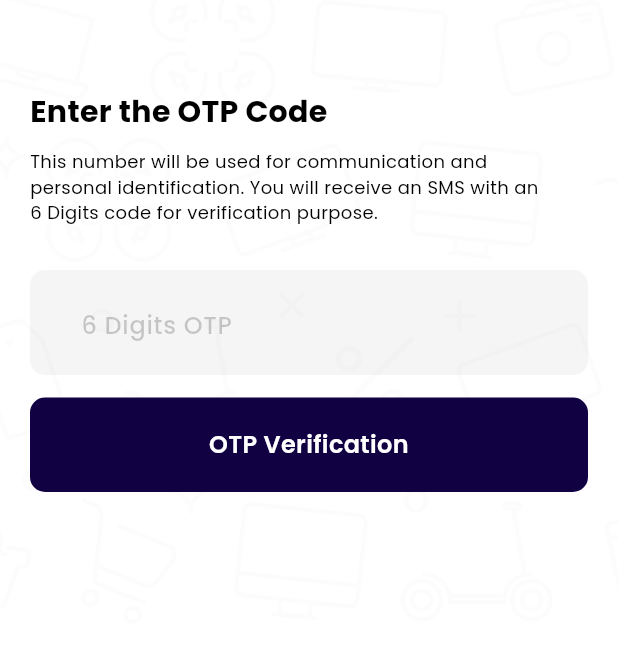
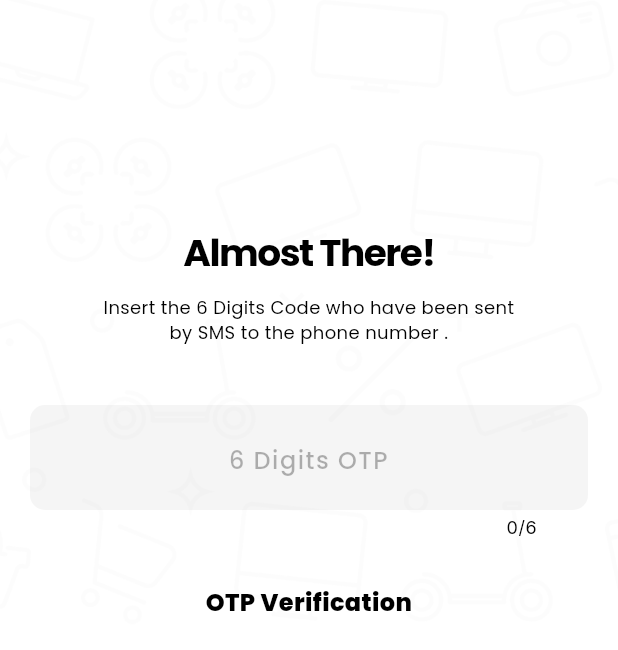
Before and after one commit to Airblack28/AirSale, a Flutter app: the OtpScreen screen opened directly with empty values, on a phone screen of 412 x 824 dp. Shown: the top 650 px of the screen. Run offline on Flutter 3.47's test engine with Material 3 defaults, Android fonts, the light colour scheme and no system bars; our stand-ins replace firebase_auth, firebase_core, google_fonts; accounts and stored records are empty; network calls fail.

Commit message:
Launch Icons and OTP Page Done

```diff
--- a/lib/loginscreen.dart
+++ b/lib/loginscreen.dart
@@ -31,13 +31,11 @@ class LoginScreen extends StatelessWidget {
                     'Ready To Start?',
                     style: GoogleFonts.poppins(fontSize: 25, fontWeight: FontWeight.w700, letterSpacing: -1),
                     textAlign: TextAlign.center,
-
                   ),
                 ),
                 Container(
                   width: width - 40,
                   margin: const EdgeInsetsDirectional.only(bottom: 40),
-                  // padding: const EdgeInsetsDirectional.only(end: 30),
                   child: Text(
                     'This number will be used for communication\nand personal identification. You will receive a\nSMS with 6 Digits Code for verification purpose.',
                     style: GoogleFonts.poppins(fontSize: 12),
@@ -97,7 +95,7 @@ class LoginScreen extends StatelessWidget {
                       codeSent: (String verificationId, int? resendToken) async {
                         // Navigate to the OTP Page for verification
                         Navigator.push(context,MaterialPageRoute(
-                          builder: (context) => OtpScreen(verificationId: verificationId),
+                          builder: (context) => OtpScreen(verificationId: verificationId, phoneNumber: "+91${phoneController.text.toString()}"),
                         ));
                       },
                       // forceResendingToken: 1,
--- a/lib/main.dart
+++ b/lib/main.dart
@@ -1,6 +1,7 @@
+import 'package:airsale/loginscreen.dart';
 import 'package:flutter/material.dart';
 import 'package:airsale/theme.dart';
-import 'package:airsale/loginscreen.dart';
+// import 'package:airsale/loginscreen.dart';
 import 'package:firebase_core/firebase_core.dart';
 import 'package:google_fonts/google_fonts.dart';
 
--- a/lib/otpscreen.dart
+++ b/lib/otpscreen.dart
@@ -1,5 +1,6 @@
 import 'dart:developer';
 
+import 'package:airsale/constants.dart';
 import 'package:airsale/loginscreen.dart';
 import 'package:flutter/material.dart';
 import 'package:google_fonts/google_fonts.dart';
@@ -7,7 +8,8 @@ import 'package:firebase_auth/firebase_auth.dart';
 
 class OtpScreen extends StatefulWidget {
   String verificationId;
-  OtpScreen({super.key, required this.verificationId});
+  String phoneNumber;
+  OtpScreen({super.key, required this.verificationId, required this.phoneNumber});
 
   @override
   State<OtpScreen> createState() => _OtpScreenState();
@@ -28,56 +30,63 @@ class _OtpScreenState extends State<OtpScreen> {
             child: Image.asset("assets/images/bg_screen.png", fit: BoxFit.fitHeight, height: height)
           ),
           Positioned(
-            top: 50,
+            top: 150,
             child: Column(
               children: [
+                //Intro Text
                 Container(
                   width: width - 40,
-                  margin: const EdgeInsetsDirectional.symmetric(vertical: 10),
+                  margin: const EdgeInsetsDirectional.only(bottom: 10),
                   child: Text(
-                    'Enter the OTP Code',
-                    style: GoogleFonts.poppins(fontSize: 20, fontWeight: FontWeight.w700),
-                    textAlign: TextAlign.start,
-
+                    "Almost There!",
+                    style: GoogleFonts.poppins(fontSize: 25, fontWeight: FontWeight.w700, letterSpacing: -1),
+                    textAlign: TextAlign.center,
                   ),
                 ),
                 Container(
                   width: width - 40,
-                  margin: const EdgeInsetsDirectional.only(bottom: 30),
-                  padding: const EdgeInsetsDirectional.only(end: 30),
+                  margin: const EdgeInsetsDirectional.only(bottom: 40),
                   child: Text(
-                    'This number will be used for communication and personal identification. You will receive an SMS with an 6 Digits code for verification purpose.',
+                    'Insert the 6 Digits Code who have been sent\nby SMS to the phone number ${widget.phoneNumber}.',
                     style: GoogleFonts.poppins(fontSize: 12),
-                    textAlign: TextAlign.start,
+                    textAlign: TextAlign.center,
                   ),
                 ),
+                //Input TextField
                 Container(
                   width: width - 40,
                   margin: const EdgeInsetsDirectional.only(bottom: 10),
                   child: TextField(
                     controller: otpController,
-                    keyboardType: TextInputType.phone,
-                    style: GoogleFonts.poppins(color: const Color(0xFF000000), fontWeight: FontWeight.w500, fontSize: 20),
-                    decoration: InputDecoration(
-                      contentPadding: const EdgeInsets.symmetric(horizontal: 30, vertical: 20),
-                      hintStyle: GoogleFonts.poppins(color: const Color.fromRGBO(0, 0, 0, 0.2), fontSize: 16),
+                    keyboardType: TextInputType.number,
+                    maxLength: 6,
+                    textAlign: TextAlign.center,
+                    style: GoogleFonts.poppins(fontWeight: FontWeight.w500, fontSize: 20, letterSpacing: 15),
+                    decoration: const InputDecoration(
+                      contentPadding: EdgeInsets.symmetric(horizontal: 30, vertical: 20),
                       hintText: "6 Digits OTP",
-                      // prefixStyle: GoogleFonts.poppins(color: const Color(0xFF000000), fontWeight: FontWeight.w700, fontSize: 20),
-                      // prefixText: "+91   ",
                     ),
                   ),
                 ),
+                //OTP Verification Button
                 GestureDetector(
-                  child: Container(
+                  child: otpController.text.length != 6 ?
+                  Container(
                     width: width - 40,
-                    margin: const EdgeInsets.symmetric(vertical: 5),
                     padding: const EdgeInsets.all(20),
-                    decoration: const BoxDecoration(
-                      borderRadius: BorderRadius.all(Radius.circular(10)),
-                      color: Color.fromARGB(255, 18, 1, 66),
+                    child: Text('OTP Verification',
+                      style: GoogleFonts.poppins(fontSize: 16, fontWeight: FontWeight.w800),
+                      textAlign: TextAlign.center,
+                    ),
+                  ) : Container(
+                    width: width - 40,
+                    padding: const EdgeInsets.all(20),
+                    decoration: BoxDecoration(
+                      borderRadius: const BorderRadius.all(Radius.circular(10)),
+                      color: MediaQuery.of(context).platformBrightness == Brightness.light ? secondaryColorLight : secondaryColorDark,
                     ),
                     child: Text('OTP Verification',
-                      style: GoogleFonts.poppins(fontSize: 16, fontWeight: FontWeight.w600, color:const Color.fromARGB(255, 255, 255, 255)),
+                      style: GoogleFonts.poppins(fontSize: 16, fontWeight: FontWeight.w600, color: MediaQuery.of(context).platformBrightness == Brightness.light ? bgcolorLightTheme : bgcolorDarkTheme),
                       textAlign: TextAlign.center,
                     ),
                   ),
--- a/lib/theme.dart
+++ b/lib/theme.dart
@@ -19,7 +19,7 @@ ThemeData lightThemeData(BuildContext context) {
     ),
     inputDecorationTheme: inputDecorationTheme.copyWith(
       fillColor: primaryColorLight.withOpacity(0.04),
-      hintStyle: GoogleFonts.poppins(color: primaryColorLight.withOpacity(0.3), fontSize: 16)
+      hintStyle: GoogleFonts.poppins(color: primaryColorLight.withOpacity(0.3), fontSize: 16, letterSpacing: 1)
     ),
   );
 }
```
Also changed, not shown: pubspec.yaml (+7 -7 lines), assets/Logo.png, assets/airsale.png (added), pubspec.lock, 22 other files.
